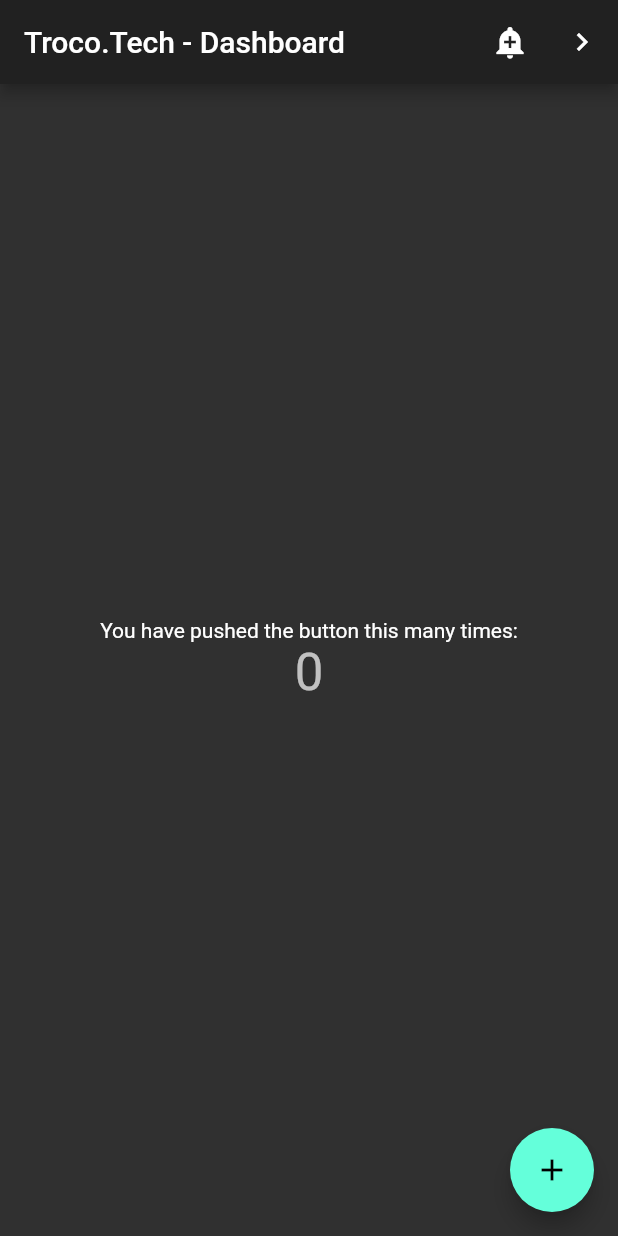
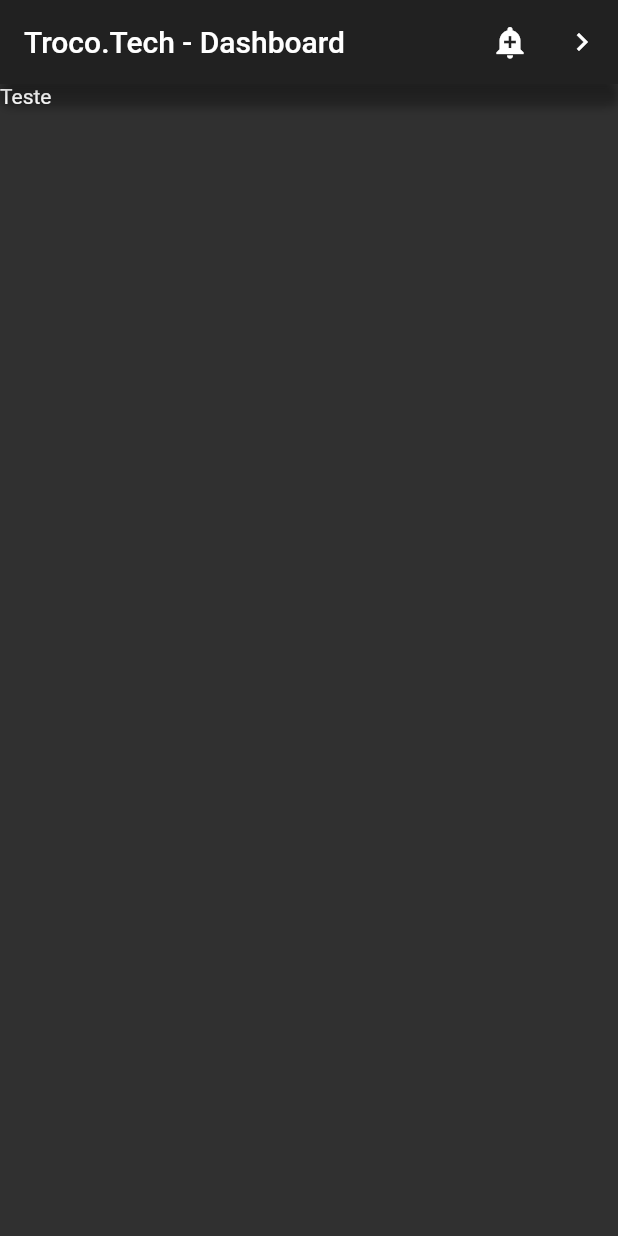
Before and after one commit to RBellizari/dash_flutter, a Flutter app: the screen it shows after launch, on a phone screen of 412 x 824 dp. Run offline on Flutter 3.47's test engine with Material 2 defaults, Android fonts, the phone set to English and light mode, and no system bars.

Commit message:
Modify contente

```diff
--- a/lib/main.dart
+++ b/lib/main.dart
@@ -19,15 +19,6 @@ class MyApp extends StatelessWidget {
 class MyHomePage extends StatefulWidget {
   MyHomePage({Key key, this.title}) : super(key: key);
 
-  // This widget is the home page of your application. It is stateful, meaning
-  // that it has a State object (defined below) that contains fields that affect
-  // how it looks.
-
-  // This class is the configuration for the state. It holds the values (in this
-  // case the title) provided by the parent (in this case the App widget) and
-  // used by the build method of the State. Fields in a Widget subclass are
-  // always marked "final".
-
   final String title;
 
   @override
@@ -35,19 +26,6 @@ class MyHomePage extends StatefulWidget {
 }
 
 class _MyHomePageState extends State<MyHomePage> {
-  int _counter = 0;
-
-  void _incrementCounter() {
-    setState(() {
-      // This call to setState tells the Flutter framework that something has
-      // changed in this State, which causes it to rerun the build method below
-      // so that the display can reflect the updated values. If we changed
-      // _counter without calling setState(), then the build method would not be
-      // called again, and so nothing would appear to happen.
-      _counter++;
-    });
-  }
-
   @override
   Widget build(BuildContext context) {
     // This method is rerun every time setState is called, for instance as done
@@ -61,58 +39,28 @@ class _MyHomePageState extends State<MyHomePage> {
         // Here we take the value from the MyHomePage object that was created by
         // the App.build method, and use it to set our appbar title.
         title: Text(widget.title),
-       actions: <Widget>[
+        actions: <Widget>[
           IconButton(
             icon: const Icon(Icons.add_alert),
             tooltip: 'Show Snackbar',
-            onPressed: () {
-
-            },
+            onPressed: () {},
           ),
           IconButton(
             icon: const Icon(Icons.navigate_next),
             tooltip: 'Next page',
-            onPressed: () {
-
-            },
+            onPressed: () {},
           ),
         ],
       ),
-      body: Center(
-        // Center is a layout widget. It takes a single child and positions it
-        // in the middle of the parent.
-        child: Column(
-          // Column is also a layout widget. It takes a list of children and
-          // arranges them vertically. By default, it sizes itself to fit its
-          // children horizontally, and tries to be as tall as its parent.
-          //
-          // Invoke "debug painting" (press "p" in the console, choose the
-          // "Toggle Debug Paint" action from the Flutter Inspector in Android
-          // Studio, or the "Toggle Debug Paint" command in Visual Studio Code)
-          // to see the wireframe for each widget.
-          //
-          // Column has various properties to control how it sizes itself and
-          // how it positions its children. Here we use mainAxisAlignment to
-          // center the children vertically; the main axis here is the vertical
-          // axis because Columns are vertical (the cross axis would be
-          // horizontal).
-          mainAxisAlignment: MainAxisAlignment.center,
-          children: <Widget>[
-            Text(
-              'You have pushed the button this many times:',
-            ),
-            Text(
-              '$_counter',
-              style: Theme.of(context).textTheme.headline4,
-            ),
-          ],
-        ),
+      body: Container(
+        decoration:
+            BoxDecoration(borderRadius: BorderRadius.circular(7), boxShadow: [
+          BoxShadow(color: Colors.black26, blurRadius: 4),
+        ]),
+        child: Row(children: <Widget>[
+          Expanded(flex: 3, child: Text('Teste')),
+        ]),
       ),
-      floatingActionButton: FloatingActionButton(
-        onPressed: _incrementCounter,
-        tooltip: 'Increment',
-        child: Icon(Icons.add),
-      ), // This trailing comma makes auto-formatting nicer for build methods.
     );
   }
 }
```
